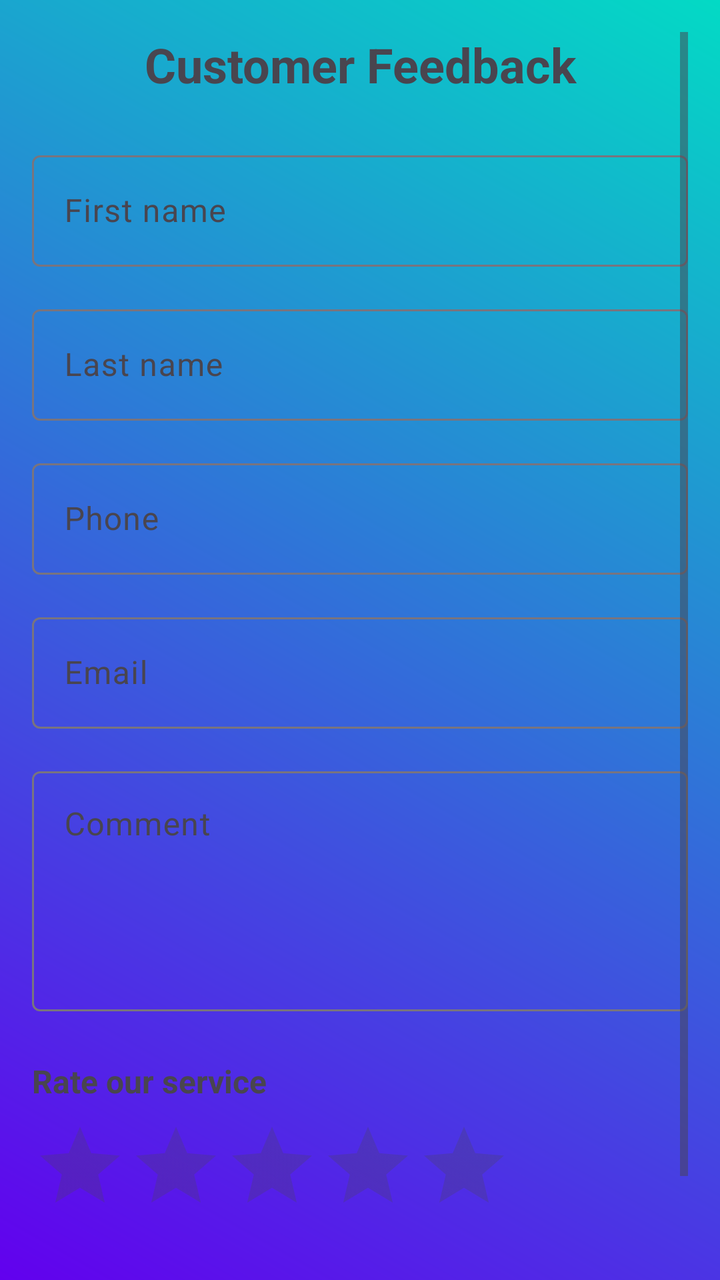
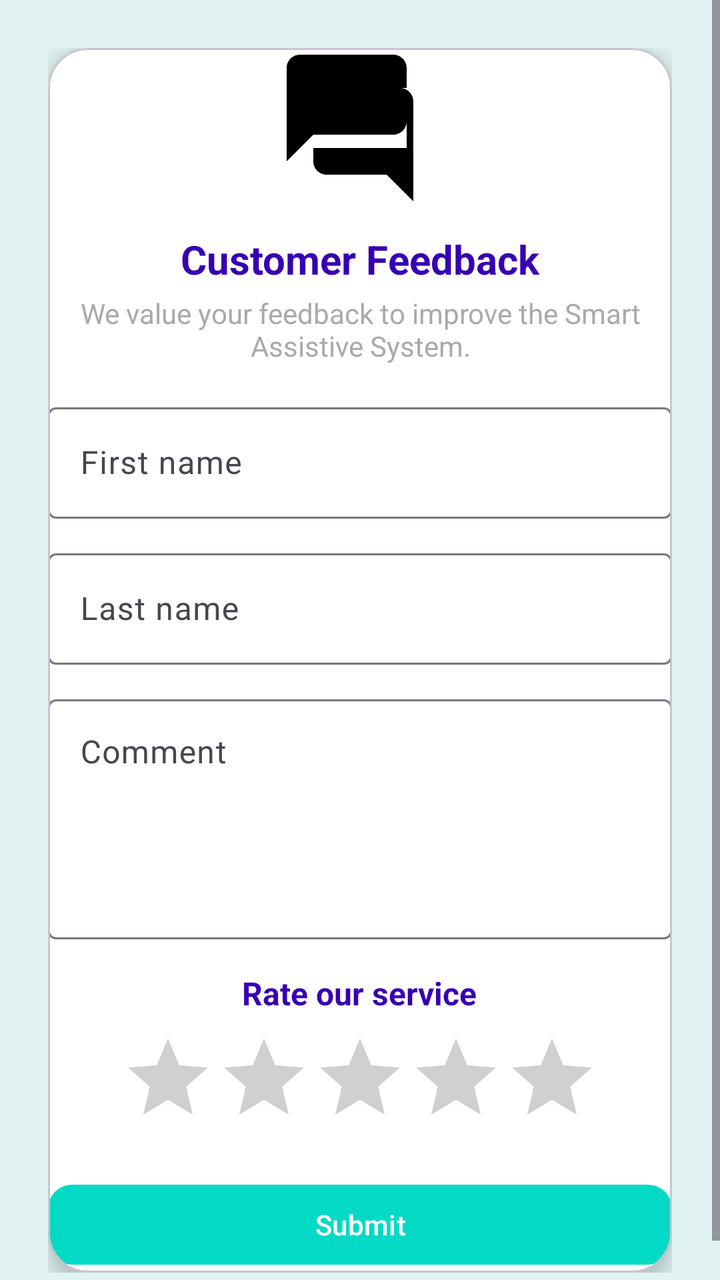

The first picture is an Android layout as it rendered before a commit; the second is the same layout after the commit. The layout source and the unified diff follow.
<!-- AndroidManifest.xml: application theme Theme.SmartAssistiveSystem -->
<!-- res/layout/fragment_feedback.xml -->
<?xml version="1.0" encoding="utf-8"?>
<ScrollView xmlns:android="http://schemas.android.com/apk/res/android"
    xmlns:app="http://schemas.android.com/apk/res-auto"
    android:layout_width="match_parent"
    android:layout_height="match_parent"
    android:padding="16dp"
    android:background="@drawable/loginactivity_gradient_background">

    <LinearLayout
        android:layout_width="match_parent"
        android:layout_height="wrap_content"
        android:orientation="vertical">

        <TextView
            android:layout_width="match_parent"
            android:layout_height="wrap_content"
            android:layout_marginBottom="24dp"
            android:text="@string/customer_feedback"
            android:textSize="24sp"
            android:textStyle="bold"
            android:textAlignment="center" />

        
        <com.google.android.material.textfield.TextInputLayout
            android:layout_width="match_parent"
            android:layout_height="wrap_content"
            app:boxBackgroundMode="outline"
            android:layout_marginBottom="16dp">

            <com.google.android.material.textfield.TextInputEditText
                android:id="@+id/et_first_name"
                android:layout_width="match_parent"
                android:layout_height="wrap_content"
                android:hint="@string/hint_first_name"
                android:inputType="textPersonName" />
        </com.google.android.material.textfield.TextInputLayout>

        
        <com.google.android.material.textfield.TextInputLayout
            android:layout_width="match_parent"
            android:layout_height="wrap_content"
            app:boxBackgroundMode="outline"
            android:layout_marginBottom="16dp">

            <com.google.android.material.textfield.TextInputEditText
                android:id="@+id/et_last_name"
                android:layout_width="match_parent"
                android:layout_height="wrap_content"
                android:hint="@string/hint_last_name"
                android:inputType="textPersonName" />
        </com.google.android.material.textfield.TextInputLayout>

        
        <com.google.android.material.textfield.TextInputLayout
            android:layout_width="match_parent"
            android:layout_height="wrap_content"
            android:hint="Phone"
            app:boxBackgroundMode="outline"
            android:layout_marginBottom="16dp">

            <com.google.android.material.textfield.TextInputEditText
                android:id="@+id/et_phone"
                android:layout_width="match_parent"
                android:layout_height="wrap_content"
                android:inputType="phone" />
        </com.google.android.material.textfield.TextInputLayout>

        
        <com.google.android.material.textfield.TextInputLayout
            android:layout_width="match_parent"
            android:layout_height="wrap_content"
            android:hint="Email"
            app:boxBackgroundMode="outline"
            android:layout_marginBottom="16dp">

            <com.google.android.material.textfield.TextInputEditText
                android:id="@+id/et_email"
                android:layout_width="match_parent"
                android:layout_height="wrap_content"
                android:inputType="textEmailAddress" />
        </com.google.android.material.textfield.TextInputLayout>

        
        <com.google.android.material.textfield.TextInputLayout
            android:layout_width="match_parent"
            android:layout_height="wrap_content"
            android:hint="Comment"
            app:boxBackgroundMode="outline"
            android:layout_marginBottom="24dp">

            <com.google.android.material.textfield.TextInputEditText
                android:id="@+id/et_comment"
                android:layout_width="match_parent"
                android:layout_height="120dp"
                android:gravity="top"
                android:inputType="textMultiLine" />
        </com.google.android.material.textfield.TextInputLayout>

        <TextView
            android:layout_width="wrap_content"
            android:layout_height="wrap_content"
            android:text="Rate our service"
            android:textSize="16sp"
            android:textStyle="bold"
            android:layout_marginBottom="8dp" />

        <RatingBar
            android:id="@+id/ratingBar"
            android:layout_width="wrap_content"
            android:layout_height="wrap_content"
            android:layout_gravity="left"
            android:layout_marginBottom="16dp"
            android:numStars="5"
            android:stepSize="1.0" />

        <com.google.android.material.button.MaterialButton
            android:id="@+id/btn_submit_feedback"
            android:layout_width="match_parent"
            android:layout_height="wrap_content"
            android:text="Submit"
            app:cornerRadius="8dp" />

    </LinearLayout>
</ScrollView>
<!-- resources referenced by this layout -->
<resources>
  <!-- drawable loginactivity_gradient_background (drawable) -->
  <?xml version="1.0" encoding="utf-8"?>
  <shape xmlns:android="http://schemas.android.com/apk/res/android">
      <gradient
          android:startColor="@color/purple_500"
  
          android:endColor="@color/teal_200"
          android:angle="45"
          android:type="linear" />
  </shape>
  <string name="customer_feedback">Customer Feedback</string>
  <string name="hint_first_name">First name</string>
  <string name="hint_last_name">Last name</string>
  <style name="Theme.SmartAssistiveSystem" parent="Theme.Material3.DayNight.NoActionBar">
  
          
          <item name="windowActionBar">false</item>
          <item name="windowNoTitle">true</item>
  
          
          <item name="colorPrimary">@color/purple_500</item>
          <item name="colorPrimaryVariant">@color/purple_700</item>
          <item name="colorOnPrimary">@color/white</item>
  
          
          <item name="colorSecondary">@color/teal_200</item>
          <item name="colorOnSecondary">@color/black</item>
  
          
          <item name="android:statusBarColor">?attr/colorPrimaryVariant</item>
  
          
          <item name="actionMenuTextAppearance">@style/ActionMenuTextStyle</item>
      </style>
  <color name="purple_500">#6200EE</color>
  <color name="teal_200">#03DAC5</color>
  <color name="purple_700">#3700B3</color>
  <color name="white">#FFFFFF</color>
  <color name="black">#000000</color>
  <style name="ActionMenuTextStyle" parent="@android:style/TextAppearance.Widget.IconMenu.Item">
          <item name="android:textSize">14sp</item>
          <item name="android:textColor">#FFFFFF</item>
          <item name="android:textAllCaps">false</item>
      </style>
</resources>

<!-- the commit's change to res/layout/fragment_feedback.xml (unified diff, before → after) -->
@@ -3,122 +3,138 @@
     xmlns:app="http://schemas.android.com/apk/res-auto"
     android:layout_width="match_parent"
     android:layout_height="match_parent"
-    android:padding="16dp"
-    android:background="@drawable/loginactivity_gradient_background">
+    android:background="@color/teal_50"
+    android:fillViewport="true">
 
     <LinearLayout
         android:layout_width="match_parent"
         android:layout_height="wrap_content"
-        android:orientation="vertical">
+        android:orientation="vertical"
+        android:padding="24dp">
 
-        <TextView
+        <com.google.android.material.card.MaterialCardView
             android:layout_width="match_parent"
             android:layout_height="wrap_content"
-            android:layout_marginBottom="24dp"
-            android:text="@string/customer_feedback"
-            android:textSize="24sp"
-            android:textStyle="bold"
-            android:textAlignment="center" />
+            android:layout_gravity="center"
+            app:cardCornerRadius="20dp"
+            app:cardElevation="6dp"
+            app:cardBackgroundColor="@android:color/white"
+            android:padding="20dp">
 
-        
-        <com.google.android.material.textfield.TextInputLayout
-            android:layout_width="match_parent"
-            android:layout_height="wrap_content"
-            app:boxBackgroundMode="outline"
-            android:layout_marginBottom="16dp">
-
-            <com.google.android.material.textfield.TextInputEditText
-                android:id="@+id/et_first_name"
+            <LinearLayout
                 android:layout_width="match_parent"
                 android:layout_height="wrap_content"
-                android:hint="@string/hint_first_name"
-                android:inputType="textPersonName" />
-        </com.google.android.material.textfield.TextInputLayout>
+                android:orientation="vertical"
+                android:gravity="center_horizontal">
 
-        
-        <com.google.android.material.textfield.TextInputLayout
-            android:layout_width="match_parent"
-            android:layout_height="wrap_content"
-            app:boxBackgroundMode="outline"
-            android:layout_marginBottom="16dp">
+                
+                <ImageView
+                    android:id="@+id/img_feedback_icon"
+                    android:layout_width="80dp"
+                    android:layout_height="80dp"
+                    android:src="@drawable/ic_feedback"
+                    android:layout_marginBottom="12dp"
+                    android:contentDescription="@string/customer_feedback" />
 
-            <com.google.android.material.textfield.TextInputEditText
-                android:id="@+id/et_last_name"
-                android:layout_width="match_parent"
-                android:layout_height="wrap_content"
-                android:hint="@string/hint_last_name"
-                android:inputType="textPersonName" />
-        </com.google.android.material.textfield.TextInputLayout>
+                
+                <TextView
+                    android:id="@+id/tv_feedback_title"
+                    android:layout_width="wrap_content"
+                    android:layout_height="wrap_content"
+                    android:text="@string/customer_feedback"
+                    android:textSize="20sp"
+                    android:textStyle="bold"
+                    android:textColor="@color/purple_700"
+                    android:layout_marginBottom="4dp" />
 
-        
-        <com.google.android.material.textfield.TextInputLayout
-            android:layout_width="match_parent"
-            android:layout_height="wrap_content"
-            android:hint="Phone"
-            app:boxBackgroundMode="outline"
-            android:layout_marginBottom="16dp">
+                
+                <TextView
+                    android:id="@+id/tv_feedback_subtitle"
+                    android:layout_width="wrap_content"
+                    android:layout_height="wrap_content"
+                    android:text="@string/feedback_subtitle"
+                    android:textSize="14sp"
+                    android:textColor="@android:color/darker_gray"
+                    android:layout_marginBottom="16dp"
+                    android:gravity="center" />
 
-            <com.google.android.material.textfield.TextInputEditText
-                android:id="@+id/et_phone"
-                android:layout_width="match_parent"
-                android:layout_height="wrap_content"
-                android:inputType="phone" />
-        </com.google.android.material.textfield.TextInputLayout>
+                
+                <com.google.android.material.textfield.TextInputLayout
+                    android:layout_width="match_parent"
+                    android:layout_height="wrap_content"
+                    android:layout_marginBottom="12dp"
+                    app:boxBackgroundMode="outline">
 
-        
-        <com.google.android.material.textfield.TextInputLayout
-            android:layout_width="match_parent"
-            android:layout_height="wrap_content"
-            android:hint="Email"
-            app:boxBackgroundMode="outline"
-            android:layout_marginBottom="16dp">
+                    <com.google.android.material.textfield.TextInputEditText
+                        android:id="@+id/et_first_name"
+                        android:layout_width="match_parent"
+                        android:layout_height="wrap_content"
+                        android:hint="@string/hint_first_name"
+                        android:inputType="textPersonName" />
+                </com.google.android.material.textfield.TextInputLayout>
 
-            <com.google.android.material.textfield.TextInputEditText
-                android:id="@+id/et_email"
-                android:layout_width="match_parent"
-                android:layout_height="wrap_content"
-                android:inputType="textEmailAddress" />
-        </com.google.android.material.textfield.TextInputLayout>
+                
+                <com.google.android.material.textfield.TextInputLayout
+                    android:layout_width="match_parent"
+                    android:layout_height="wrap_content"
+                    android:layout_marginBottom="12dp"
+                    app:boxBackgroundMode="outline">
 
-        
-        <com.google.android.material.textfield.TextInputLayout
-            android:layout_width="match_parent"
-            android:layout_height="wrap_content"
-            android:hint="Comment"
-            app:boxBackgroundMode="outline"
-            android:layout_marginBottom="24dp">
+                    <com.google.android.material.textfield.TextInputEditText
+                        android:id="@+id/et_last_name"
+                        android:layout_width="match_parent"
+                        android:layout_height="wrap_content"
+                        android:hint="@string/hint_last_name"
+                        android:inputType="textPersonName" />
+                </com.google.android.material.textfield.TextInputLayout>
 
-            <com.google.android.material.textfield.TextInputEditText
-                android:id="@+id/et_comment"
-                android:layout_width="match_parent"
-                android:layout_height="120dp"
-                android:gravity="top"
-                android:inputType="textMultiLine" />
-        </com.google.android.material.textfield.TextInputLayout>
+                
+                <com.google.android.material.textfield.TextInputLayout
+                    android:layout_width="match_parent"
+                    android:layout_height="wrap_content"
+                    android:layout_marginBottom="16dp"
+                    android:hint="Comment"
+                    app:boxBackgroundMode="outline">
 
-        <TextView
-            android:layout_width="wrap_content"
-            android:layout_height="wrap_content"
-            android:text="Rate our service"
-            android:textSize="16sp"
-            android:textStyle="bold"
-            android:layout_marginBottom="8dp" />
+                    <com.google.android.material.textfield.TextInputEditText
+                        android:id="@+id/et_comment"
+                        android:layout_width="match_parent"
+                        android:layout_height="120dp"
+                        android:gravity="top"
+                        android:inputType="textMultiLine" />
+                </com.google.android.material.textfield.TextInputLayout>
 
-        <RatingBar
-            android:id="@+id/ratingBar"
-            android:layout_width="wrap_content"
-            android:layout_height="wrap_content"
-            android:layout_gravity="left"
-            android:layout_marginBottom="16dp"
-            android:numStars="5"
-            android:stepSize="1.0" />
+                
+                <TextView
+                    android:id="@+id/tv_rate_label"
+                    android:layout_width="wrap_content"
+                    android:layout_height="wrap_content"
+                    android:text="@string/rate_our_service"
+                    android:textSize="16sp"
+                    android:textStyle="bold"
+                    android:textColor="@color/purple_700"
+                    android:layout_marginBottom="8dp" />
 
-        <com.google.android.material.button.MaterialButton
-            android:id="@+id/btn_submit_feedback"
-            android:layout_width="match_parent"
-            android:layout_height="wrap_content"
-            android:text="Submit"
-            app:cornerRadius="8dp" />
+                <RatingBar
+                    android:id="@+id/ratingBar"
+                    android:layout_width="wrap_content"
+                    android:layout_height="wrap_content"
+                    android:numStars="5"
+                    android:stepSize="1.0"
+                    android:layout_marginBottom="16dp" />
+
+                
+                <com.google.android.material.button.MaterialButton
+                    android:id="@+id/btn_submit_feedback"
+                    android:layout_width="match_parent"
+                    android:layout_height="wrap_content"
+                    android:text="@string/submit"
+                    app:cornerRadius="12dp"
+                    app:backgroundTint="@color/teal_200" />
+
+            </LinearLayout>
+
+        </com.google.android.material.card.MaterialCardView>
 
     </LinearLayout>
 </ScrollView>
<!-- resource entries referenced after the edit -->
@@ -1,18 +1,11 @@
 <!-- resources referenced by this layout -->
 <resources>
-  <!-- drawable loginactivity_gradient_background (drawable) -->
-  <?xml version="1.0" encoding="utf-8"?>
-  <shape xmlns:android="http://schemas.android.com/apk/res/android">
-      <gradient
-          android:startColor="@color/purple_500"
-  
-          android:endColor="@color/teal_200"
-          android:angle="45"
-          android:type="linear" />
-  </shape>
   <string name="customer_feedback">Customer Feedback</string>
+  <string name="feedback_subtitle">We value your feedback to improve the Smart Assistive System.</string>
   <string name="hint_first_name">First name</string>
   <string name="hint_last_name">Last name</string>
+  <string name="rate_our_service">Rate our service</string>
+  <string name="submit">Submit</string>
   <style name="Theme.SmartAssistiveSystem" parent="Theme.Material3.DayNight.NoActionBar">
   
           
@@ -36,6 +29,18 @@
       </style>
   <color name="purple_500">#6200EE</color>
   <color name="teal_200">#03DAC5</color>
+  <color name="teal_50">#E0F2F1</color>
+  <!-- drawable ic_feedback (drawable) -->
+  <?xml version="1.0" encoding="utf-8"?>
+  <vector xmlns:android="http://schemas.android.com/apk/res/android"
+      android:width="24dp"
+      android:height="24dp"
+      android:viewportWidth="24"
+      android:viewportHeight="24">
+      <path
+          android:fillColor="#000000"
+          android:pathData="M21,6h-2v9H5v2c0,1.1 0.9,2 2,2h9l4,4V8c0,-1.1 -0.9,-2 -2,-2zM17,1H3c-1.1,0 -2,0.9 -2,2v14l4,-4h12c1.1,0 2,-0.9 2,-2V3c0,-1.1 -0.9,-2 -2,-2z" />
+  </vector>
   <color name="purple_700">#3700B3</color>
   <color name="white">#FFFFFF</color>
   <color name="black">#000000</color>
